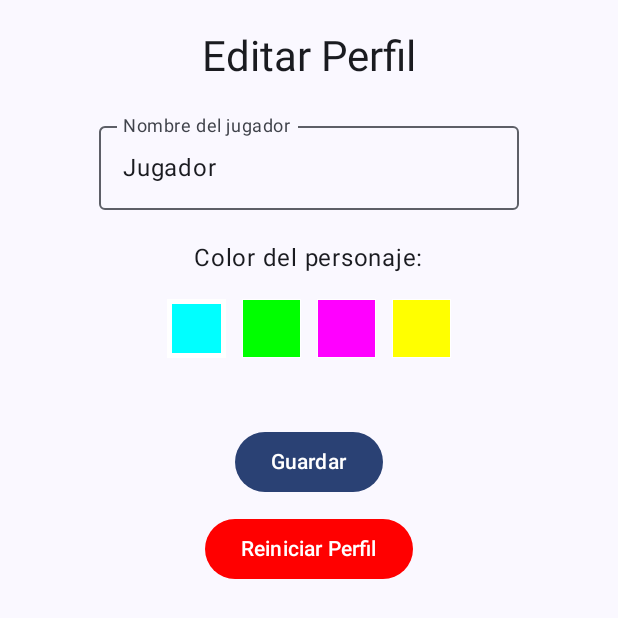
After one commit to H4Z1EL/KakoDash, an Android app built with Jetpack Compose: the composable EditProfileScreen shown on its own in the app's theme, on a phone screen of 412 x 824 dp. The commit adds this screen. Shown: the top 618 px of the screen. Run offline under Robolectric (Android 15) with nearby library versions, the phone set to English and light mode, and no system bars; 2 statements that could not run were skipped.

Commit message:
EditProfileScreen.kt implementado y terminado, GameScreen.kt se terminó la edición de perfil y se terminó GameViewModel.kt

```diff
--- /dev/null
+++ b/app/src/main/java/com/example/kakodash/ui/screens/EditProfileScreen.kt
@@ -0,0 +1,81 @@
+package com.example.kakodash.ui.screens
+
+import androidx.compose.foundation.background
+import androidx.compose.foundation.border
+import androidx.compose.foundation.clickable
+import androidx.compose.foundation.layout.*
+import androidx.compose.material3.*
+import androidx.compose.runtime.*
+import androidx.compose.ui.Alignment
+import androidx.compose.ui.Modifier
+import androidx.compose.ui.graphics.Color
+import androidx.compose.ui.unit.dp
+import androidx.navigation.NavController
+import com.example.kakodash.viewmodel.GameViewModel
+
+@Composable
+fun EditProfileScreen(
+    navController: NavController,
+    gameViewModel: GameViewModel
+) {
+    var name by remember { mutableStateOf(gameViewModel.playerName.value) }
+    var selectedColor by remember { mutableStateOf(gameViewModel.playerColor.value) }
+
+    Column(
+        Modifier.fillMaxSize().padding(20.dp),
+        horizontalAlignment = Alignment.CenterHorizontally
+    ) {
+
+        Text("Editar Perfil", style = MaterialTheme.typography.headlineMedium)
+        Spacer(Modifier.height(20.dp))
+
+        OutlinedTextField(
+            value = name,
+            onValueChange = { name = it },
+            label = { Text("Nombre del jugador") }
+        )
+
+        Spacer(Modifier.height(20.dp))
+
+        Text("Color del personaje:")
+
+        Row(Modifier.padding(10.dp)) {
+            listOf(Color.Cyan, Color.Green, Color.Magenta, Color.Yellow).forEach { c ->
+                Box(
+                    modifier = Modifier
+                        .size(50.dp)
+                        .padding(5.dp)
+                        .background(c)
+                        .border(
+                            width = if (selectedColor == c) 3.dp else 0.dp,
+                            color = Color.White
+                        )
+                        .clickable { selectedColor = c }
+                )
+            }
+        }
+
+        Spacer(Modifier.height(30.dp))
+
+        Button(
+            onClick = {
+                gameViewModel.updateProfile(name, selectedColor)
+                navController.popBackStack()
+            }
+        ) {
+            Text("Guardar")
+        }
+
+        Spacer(Modifier.height(10.dp))
+
+        Button(
+            onClick = {
+                gameViewModel.deleteProfile()
+                navController.popBackStack()
+            },
+            colors = ButtonDefaults.buttonColors(containerColor = Color.Red)
+        ) {
+            Text("Reiniciar Perfil", color = Color.White)
+        }
+    }
+}
--- a/app/src/main/java/com/example/kakodash/viewmodel/GameViewModel.kt
+++ b/app/src/main/java/com/example/kakodash/viewmodel/GameViewModel.kt
@@ -1,11 +1,30 @@
 package com.example.kakodash.viewmodel
 
+import androidx.compose.ui.graphics.Color
 import androidx.lifecycle.ViewModel
 import kotlinx.coroutines.flow.MutableStateFlow
 import kotlinx.coroutines.flow.asStateFlow
 
 class GameViewModel : ViewModel() {
 
+    // PERFIL
+    private val _playerName = MutableStateFlow("Jugador")
+    val playerName = _playerName.asStateFlow()
+
+    private val _playerColor = MutableStateFlow(Color.Cyan)
+    val playerColor = _playerColor.asStateFlow()
+
+    fun updateProfile(name: String, color: Color) {
+        _playerName.value = name
+        _playerColor.value = color
+    }
+
+    fun deleteProfile() {
+        _playerName.value = "Jugador"
+        _playerColor.value = Color.Cyan
+    }
+
+    // GAME STATE
     private val _isGameOver = MutableStateFlow(false)
     val isGameOver = _isGameOver.asStateFlow()
 
@@ -15,7 +34,6 @@ class GameViewModel : ViewModel() {
     private val _obstacleX = MutableStateFlow(1f)
     val obstacleX = _obstacleX.asStateFlow()
 
-    // Variables de física (Commit 21)
     private var velocityY = 0f
     private val gravity = -0.003f
     private var obstacleSpeed = 0.01f
@@ -24,20 +42,19 @@ class GameViewModel : ViewModel() {
         startGameLoop()
     }
 
-    fun jump() {
-        if (_playerY.value == 0f) {    // Solo puede saltar en el piso
-            velocityY = 0.05f
-        }
+    private fun startGameLoop() {
+        Thread {
+            while (true) {
+                if (!_isGameOver.value) {
+                    updatePlayer()
+                    updateObstacle()
+                    checkCollision()
+                }
+                Thread.sleep(16)
+            }
+        }.start()
     }
 
-    fun resetGame() {
-        _playerY.value = 0f
-        _obstacleX.value = 1f
-        _isGameOver.value = false
-        velocityY = 0f
-    }
-
-    // Commit 22: actualizar jugador con gravedad y límite de piso
     private fun updatePlayer() {
         velocityY += gravity
         _playerY.value += velocityY
@@ -48,7 +65,6 @@ class GameViewModel : ViewModel() {
         }
     }
 
-    // Commit 23: movimiento del obstáculo
     private fun updateObstacle() {
         _obstacleX.value -= obstacleSpeed
         if (_obstacleX.value < -1f) {
@@ -56,27 +72,24 @@ class GameViewModel : ViewModel() {
         }
     }
 
-    // Commit 24: detección de colisión entre jugador y obstáculo
+    fun jump() {
+        if (_playerY.value == 0f) {
+            velocityY = 0.05f
+        }
+    }
+
     private fun checkCollision() {
         val touchingX = _obstacleX.value in -0.1f..0.1f
         val touchingY = _playerY.value < 0.15f
 
-        if (touchingX && touchingY) {
+        if (touchingX && touchingY)
             _isGameOver.value = true
-        }
     }
 
-    // Commit 25: game loop básico que actualiza el juego
-    private fun startGameLoop() {
-        Thread {
-            while (true) {
-                if (!_isGameOver.value) {
-                    updatePlayer()
-                    updateObstacle()
-                    checkCollision()
-                }
-                Thread.sleep(16) // ~60 FPS
-            }
-        }.start()
+    fun resetGame() {
+        _playerY.value = 0f
+        _obstacleX.value = 1f
+        velocityY = 0f
+        _isGameOver.value = false
     }
 }
```
Also changed, not shown: app/src/main/java/com/example/kakodash/ui/screens/GameScreen.kt (+17 -10 lines).
